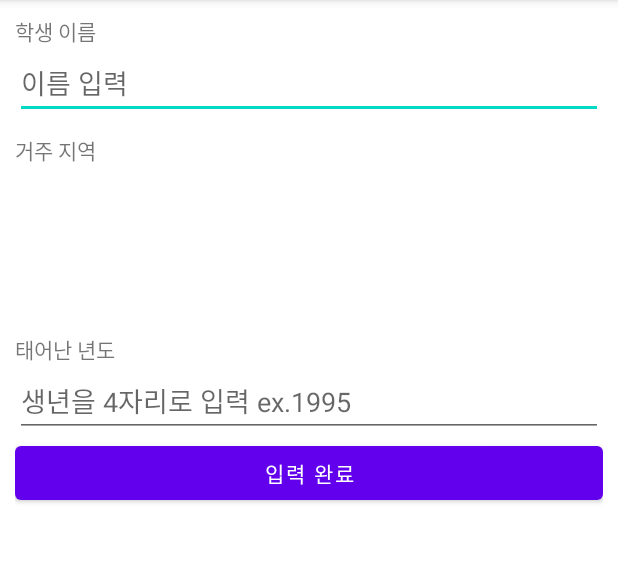
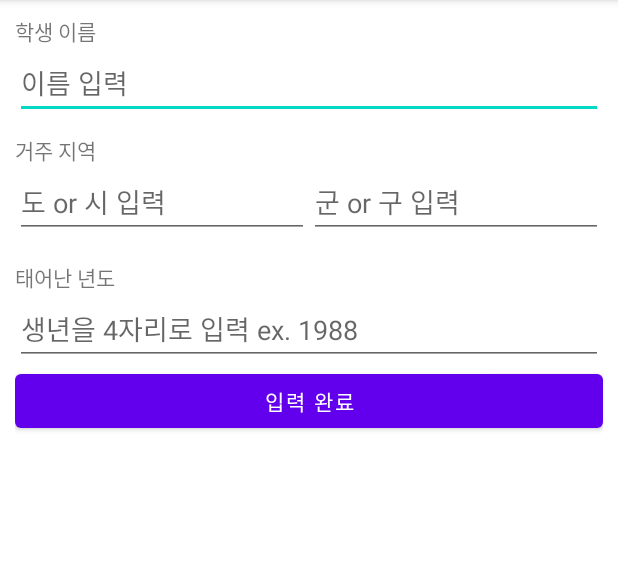
Before and after one commit to KIMHAUN/listview_20201031, an Android app: the EditStudentInfoActivity screen opened directly, with no data from a screen before it, on a phone screen of 412 x 824 dp, the part 84-647 px from its top. Run offline under Robolectric (Android 15) with nearby library versions, the phone set to English and light mode, and no system bars.

Commit message:
edit layout 복붙

```diff
--- a/app/src/main/res/layout/activity_edit_student_info.xml
+++ b/app/src/main/res/layout/activity_edit_student_info.xml
@@ -4,41 +4,40 @@
     xmlns:tools="http://schemas.android.com/tools"
     android:layout_width="match_parent"
     android:layout_height="match_parent"
+    android:orientation="vertical"
     android:padding="10dp"
-    android:orientation="vertical"
     tools:context=".EditStudentInfoActivity">
 
     <TextView
         android:layout_width="wrap_content"
         android:layout_height="wrap_content"
-        android:text="학생 이름"/>
+        android:text="학생 이름" />
 
     <EditText
         android:id="@+id/nameEdt"
         android:layout_width="match_parent"
         android:layout_height="wrap_content"
         android:hint="이름 입력"
-        android:singleLine="true"/>
+        android:singleLine="true" />
 
     <TextView
         android:layout_width="wrap_content"
         android:layout_height="wrap_content"
         android:text="거주 지역"
-        android:layout_marginTop="10dp"
-        />
+        android:layout_marginTop="10dp"/>
 
     <LinearLayout
         android:layout_width="match_parent"
         android:layout_height="wrap_content"
-        android:orientation="vertical">
+        android:orientation="horizontal">
+
         <EditText
             android:id="@+id/largeAreaEdt"
             android:layout_width="0dp"
             android:layout_height="wrap_content"
             android:layout_weight="1"
             android:singleLine="true"
-
-                android:hint="도/시 입력"/>
+            android:hint="도 or 시 입력" />
 
         <EditText
             android:id="@+id/smallAreaEdt"
@@ -46,7 +45,11 @@
             android:layout_height="wrap_content"
             android:layout_weight="1"
             android:singleLine="true"
-                android:hint="군/구 입력"/>
+            android:hint="군 or 구 입력" />
+
+
+    </LinearLayout>
+
     <TextView
         android:layout_width="wrap_content"
         android:layout_height="wrap_content"
@@ -57,17 +60,13 @@
         android:id="@+id/birthYearEdt"
         android:layout_width="match_parent"
         android:layout_height="wrap_content"
-                android:inputType="number"
-                android:hint="생년을 4자리로 입력 ex.1995"/>
-
+        android:hint="생년을 4자리로 입력 ex. 1988"
+        android:inputType="number"/>
 
     <Button
         android:id="@+id/okBtn"
         android:layout_width="match_parent"
         android:layout_height="wrap_content"
-                android:text="입력 완료"/>
+        android:text="입력 완료" />
 
 </LinearLayout>
-
-
-    </LinearLayout>
```
Lines whose indentation alone changed are shown as unchanged.
